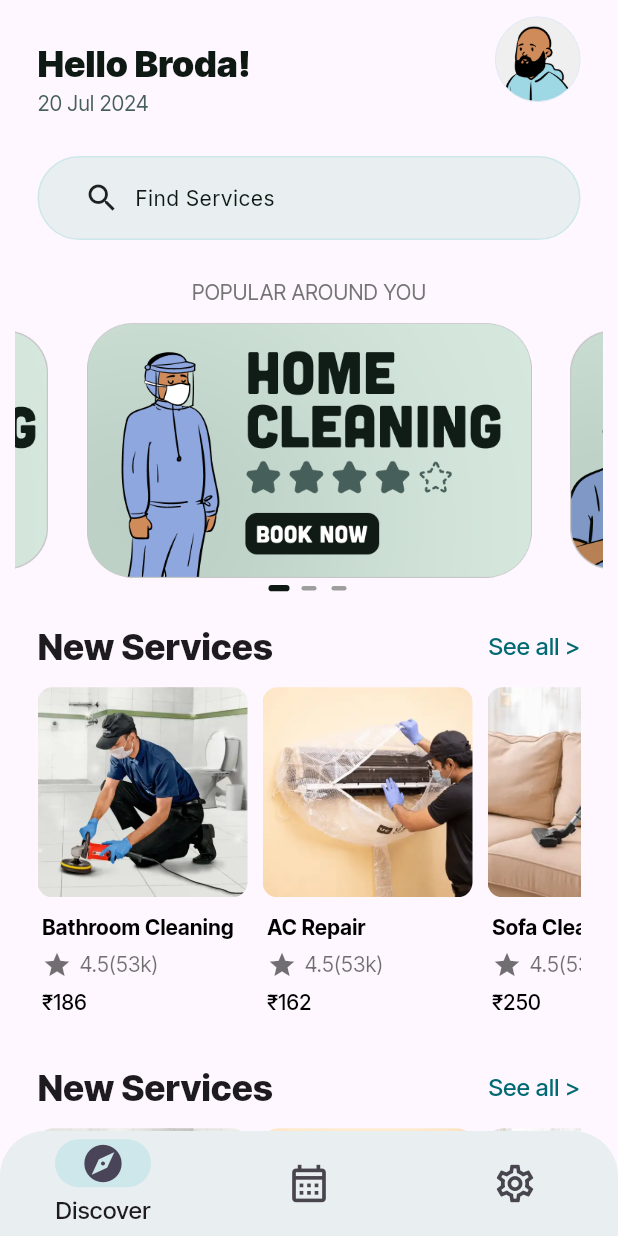
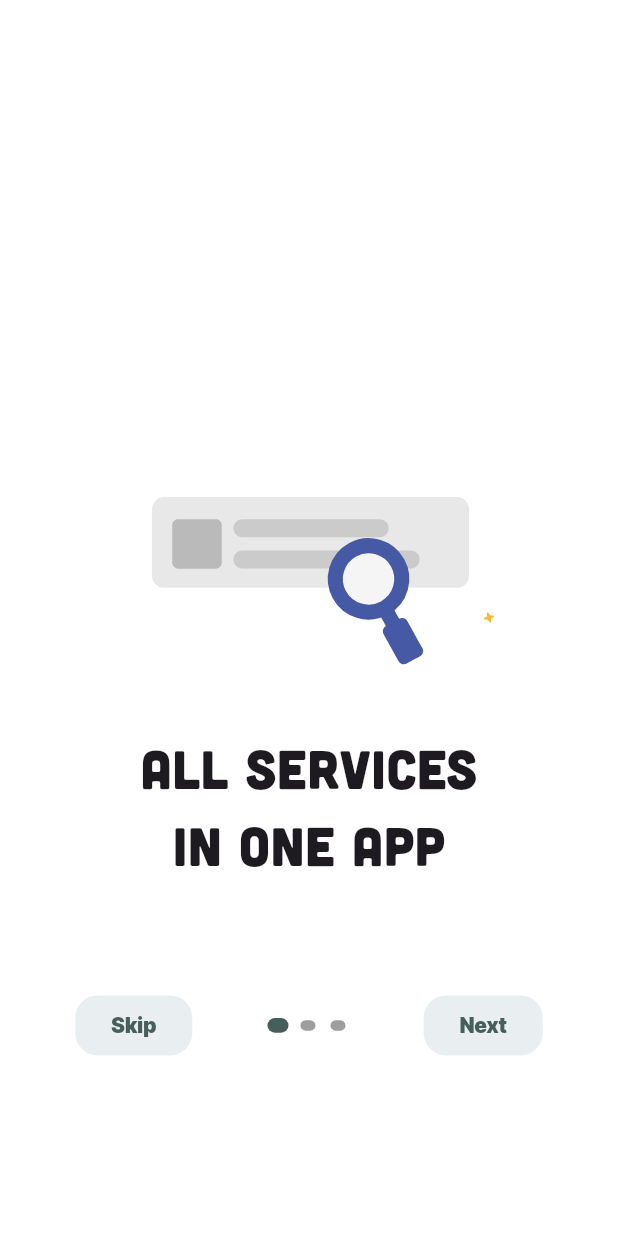
Before and after one commit to monishshriyan/home-assist, a Flutter app: the screen it shows after launch, on a phone screen of 412 x 824 dp. Run offline on Flutter 3.47's test engine with Material 3 defaults, Android fonts, the phone set to English and light mode, and no system bars; drawn by our look-alikes of carousel_slider, smooth_page_indicator; our stand-ins replace google_fonts, hexcolor, lottie.

Commit message:
added 1/3 of the onboarding screens :D

```diff
--- /dev/null
+++ b/lib/base/intro_screens/intro_page1.dart
@@ -0,0 +1,31 @@
+import 'package:flutter/material.dart';
+import 'package:google_fonts/google_fonts.dart';
+import 'package:lottie/lottie.dart';
+
+class IntroPage1 extends StatelessWidget {
+  const IntroPage1({super.key});
+
+  @override
+  Widget build(BuildContext context) {
+    return Container(
+      color: Colors.white,
+      child: Column(
+        mainAxisAlignment: MainAxisAlignment.center,
+        children: [
+          Lottie.asset('animations/searchAnimation.json'),
+          ConstrainedBox(
+            constraints: BoxConstraints(maxWidth: 250),
+            child: const Text(
+              'All services in one app',
+              textAlign: TextAlign.center,
+              style: TextStyle(
+                fontFamily: 'Cubano',
+                fontSize: 36,
+              ),
+            ),
+          )
+        ],
+      ),
+    );
+  }
+}
--- /dev/null
+++ b/lib/base/onboarding_screen.dart
@@ -0,0 +1,141 @@
+import 'package:flutter/material.dart';
+import 'package:flutter/widgets.dart';
+import 'package:homeassist/base/bottom_nav_bar.dart';
+import 'package:homeassist/base/constants.dart';
+import 'package:homeassist/base/intro_screens/intro_page1.dart';
+import 'package:homeassist/base/intro_screens/intro_page2.dart';
+import 'package:homeassist/base/intro_screens/intro_page3.dart';
+import 'package:smooth_page_indicator/smooth_page_indicator.dart';
+
+class OnboardingScreen extends StatefulWidget {
+  const OnboardingScreen({super.key});
+
+  @override
+  State<OnboardingScreen> createState() => _OnboardingScreenState();
+}
+
+class _OnboardingScreenState extends State<OnboardingScreen> {
+  //controller to keep track of current page
+  PageController _controller = PageController();
+  bool onLastPage = false;
+  @override
+  Widget build(BuildContext context) {
+    return Scaffold(
+        body: Stack(
+      children: [
+        PageView(
+            controller: _controller,
+            onPageChanged: (index) {
+              setState(() {
+                onLastPage = index == 2;
+              });
+            },
+            children: const [
+              IntroPage1(),
+              IntroPage2(),
+              IntroPage3(),
+            ]),
+        Container(
+            alignment: const Alignment(0, 0.7),
+            child: Row(
+              mainAxisAlignment: MainAxisAlignment.spaceEvenly,
+              children: [
+                GestureDetector(
+                  child: ElevatedButton(
+                    onPressed: () {
+                      _controller.jumpToPage(2);
+                    },
+                    style: ElevatedButton.styleFrom(
+                        elevation: 0,
+                        backgroundColor: ColorConstants.navBackground,
+                        shape: (RoundedRectangleBorder(
+                            borderRadius: BorderRadius.circular(15)))),
+                    child: Text(
+                      "Skip",
+                      style: TextStyle(
+                        fontWeight: FontWeight.w900,
+                        color: ColorConstants.darkSlateGrey,
+                      ),
+                    ),
+                  )
+                  /* const Text('Skip',
+                      style: TextStyle(fontWeight: FontWeight.w900)) */
+                  ,
+                ),
+                SmoothPageIndicator(
+                  controller: _controller,
+                  count: 3,
+                  effect: ScaleEffect(
+                      activeDotColor: ColorConstants.darkSlateGrey,
+                      dotHeight: 7,
+                      dotWidth: 10),
+                ),
+                onLastPage
+                    ? GestureDetector(
+                        child: ElevatedButton(
+                        onPressed: () {
+                          Navigator.push(
+                            context,
+                            PageRouteBuilder(
+                              pageBuilder:
+                                  (context, animation, secondaryAnimation) {
+                                return MaterialNav();
+                              },
+                              transitionsBuilder: (context, animation,
+                                  secondaryAnimation, child) {
+                                const begin = Offset(1.0, 0.0);
+                                const end = Offset.zero;
+                                const curve = Curves.easeInOutExpo;
+
+                                var tween = Tween(begin: begin, end: end)
+                                    .chain(CurveTween(curve: curve));
+                                var offsetAnimation = animation.drive(tween);
+
+                                return SlideTransition(
+                                  position: offsetAnimation,
+                                  child: child,
+                                );
+                              },
+                              transitionDuration:
+                                  const Duration(milliseconds: 800),
+                            ),
+                          );
+                        },
+                        style: ElevatedButton.styleFrom(
+                            elevation: 0,
+                            backgroundColor: ColorConstants.navBackground,
+                            shape: (RoundedRectangleBorder(
+                                borderRadius: BorderRadius.circular(15)))),
+                        child: Text(
+                          "Done",
+                          style: TextStyle(
+                            fontWeight: FontWeight.w900,
+                            color: ColorConstants.darkSlateGrey,
+                          ),
+                        ),
+                      ))
+                    : GestureDetector(
+                        child: ElevatedButton(
+                        onPressed: () {
+                          _controller.nextPage(
+                              duration: const Duration(milliseconds: 450),
+                              curve: Curves.easeInOutQuart);
+                        },
+                        style: ElevatedButton.styleFrom(
+                            elevation: 0,
+                            backgroundColor: ColorConstants.navBackground,
+                            shape: (RoundedRectangleBorder(
+                                borderRadius: BorderRadius.circular(15)))),
+                        child: Text(
+                          "Next",
+                          style: TextStyle(
+                              fontWeight: FontWeight.w900,
+                              color: ColorConstants.darkSlateGrey),
+                        ),
+                      ))
+              ],
+            ))
+      ],
+    ));
+  }
+}
--- a/lib/main.dart
+++ b/lib/main.dart
@@ -1,6 +1,7 @@
 import 'package:flutter/material.dart';
 import 'package:google_fonts/google_fonts.dart';
 import 'package:homeassist/base/bottom_nav_bar.dart';
+import 'package:homeassist/base/onboarding_screen.dart';
 
 void main() {
   runApp(const MyApp());
@@ -15,6 +16,6 @@ class MyApp extends StatelessWidget {
         title: 'HomeAssist',
         theme: ThemeData(
             useMaterial3: true, textTheme: GoogleFonts.interTightTextTheme()),
-        home: const MaterialNav());
+        home: const OnboardingScreen());
   }
 }
--- a/pubspec.yaml
+++ b/pubspec.yaml
@@ -42,6 +42,7 @@ dependencies:
   carousel_slider: ^4.2.1
   # The following adds a dot indicator
   smooth_page_indicator: ^1.2.0
+  lottie: ^3.1.2
 
 dev_dependencies:
   flutter_test:
@@ -71,10 +72,11 @@ flutter:
   assets:
     - images/
     - images/pfp.png
+    - animations/
   fonts:
-    - family: Nikkei
+    - family: Cubano
       fonts:
-        - asset: lib/Fonts/PPNikkeiMaru-Ultrabold.otf
+        - asset: lib/Fonts/Cubano.ttf
 
   # An image asset can refer to one or more resolution-specific "variants", see
   # https://flutter.dev/assets-and-images/#resolution-aware
```
Also changed, not shown: animations/searchAnimation.json (added, +1 -0 lines), lib/base/intro_screens/intro_page2.dart (added, +12 -0 lines), lib/base/intro_screens/intro_page3.dart (added, +12 -0 lines), lib/Fonts/Cubano.ttf (added), pubspec.lock.
